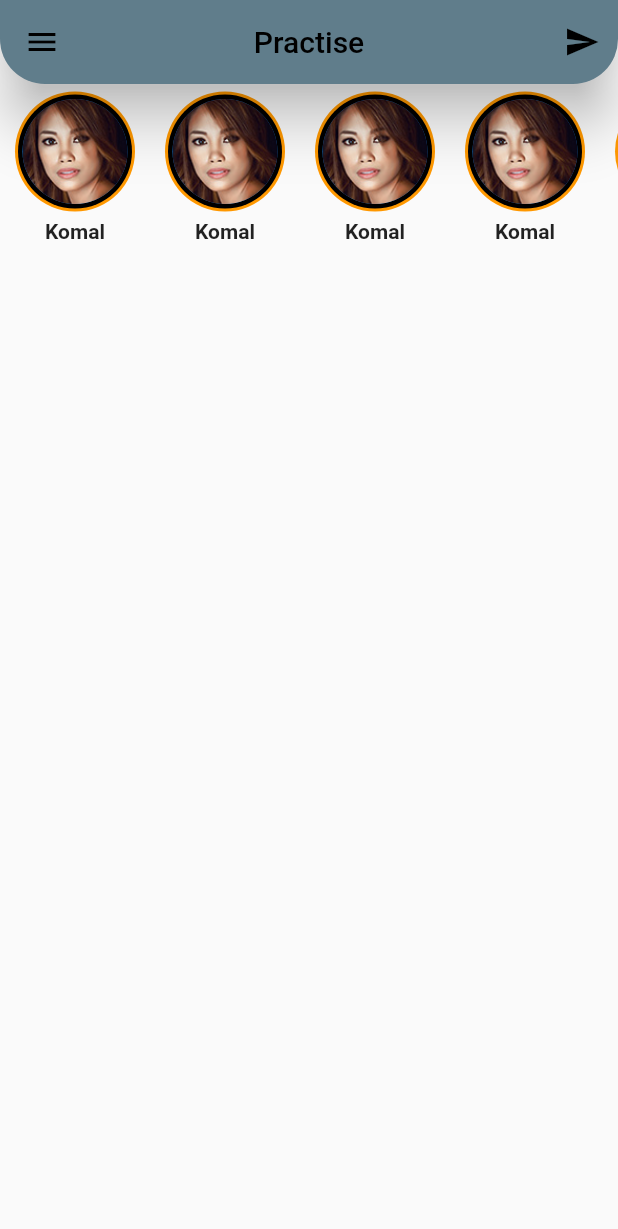
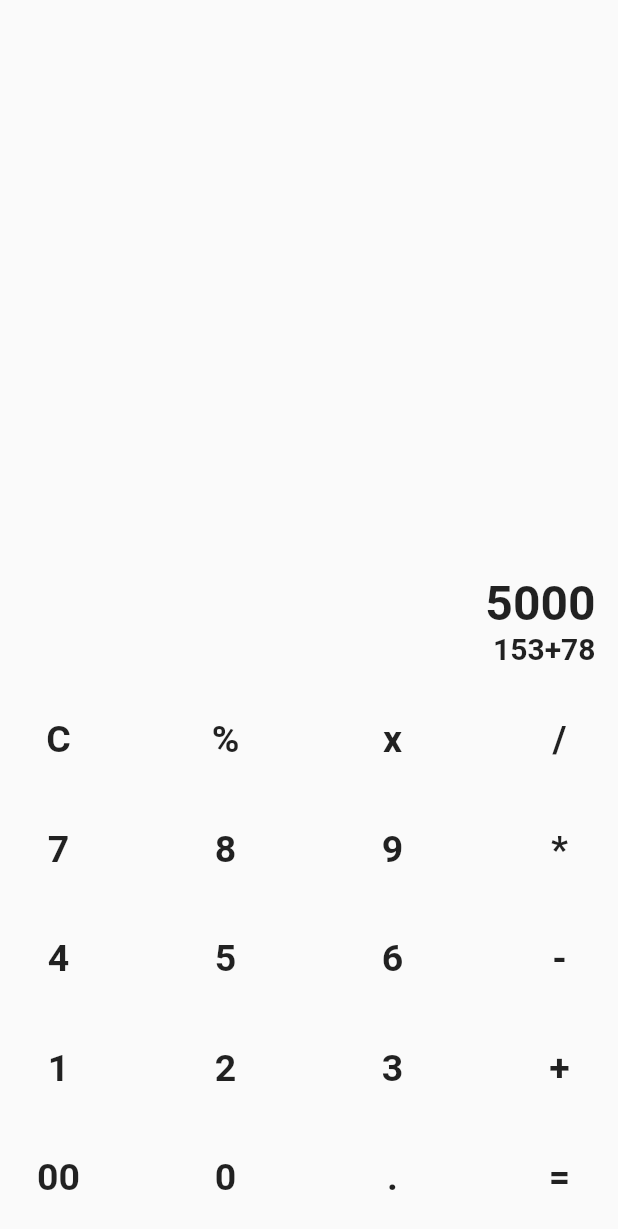
Before and after one commit to abdulrehman192/basics, a Flutter app: the screen it shows after launch, on a phone screen of 412 x 824 dp. Shown: the top 1229 px of the screen. Run offline on Flutter 3.47's test engine with Material 2 defaults, Android fonts, the phone set to English and light mode, and no system bars.

Commit message:
calculator

```diff
--- /dev/null
+++ b/lib/calculator.dart
@@ -0,0 +1,98 @@
+
+import 'package:flutter/material.dart';
+
+class Calculator extends StatefulWidget {
+  const Calculator({Key? key}) : super(key: key);
+
+  @override
+  _CalculatorState createState() => _CalculatorState();
+}
+
+class _CalculatorState extends State<Calculator> {
+  @override
+  Widget build(BuildContext context) {
+    return Scaffold(
+      body: Padding(
+        padding: const EdgeInsets.all(15.0),
+        child: Column(
+          mainAxisAlignment: MainAxisAlignment.end,
+          children: <Widget>[
+            Container(
+              alignment: Alignment.centerRight,
+              child: Text('5000', style: TextStyle(
+                fontSize: 32,
+                fontWeight: FontWeight.bold
+              ),),
+            ),
+            Container(
+              alignment: Alignment.centerRight,
+              child: Text('153+78', style: TextStyle(
+                  fontSize: 20,
+                  fontWeight: FontWeight.bold
+              ),),
+            ),
+            SizedBox(height: 25,),
+            Row(
+              mainAxisAlignment: MainAxisAlignment.spaceBetween,
+              children: <Widget>[
+                calcButton(buttonText: 'C'),
+                calcButton(buttonText: '%'),
+                calcButton(buttonText: 'x'),
+                calcButton(buttonText: '/'),
+              ],
+            ),
+            SizedBox(height: 25,),
+            Row(
+              mainAxisAlignment: MainAxisAlignment.spaceBetween,
+              children: <Widget>[
+                calcButton(buttonText: '7'),
+                calcButton(buttonText: '8'),
+                calcButton(buttonText: '9'),
+                calcButton(buttonText: '*'),
+              ],
+            ),
+            SizedBox(height: 25,),
+            Row(
+              mainAxisAlignment: MainAxisAlignment.spaceBetween,
+              children: <Widget>[
+                calcButton(buttonText: '4'),
+                calcButton(buttonText: '5'),
+                calcButton(buttonText: '6'),
+                calcButton(buttonText: '-'),
+              ],
+            ),
+            SizedBox(height: 25,),
+            Row(
+              mainAxisAlignment: MainAxisAlignment.spaceBetween,
+              children: <Widget>[
+                calcButton(buttonText: '1'),
+                calcButton(buttonText: '2'),
+                calcButton(buttonText: '3'),
+                calcButton(buttonText: '+'),
+              ],
+            ),
+            SizedBox(height: 25,),
+            Row(
+              mainAxisAlignment: MainAxisAlignment.spaceBetween,
+              children: <Widget>[
+                calcButton(buttonText: '00'),
+                calcButton(buttonText: '0'),
+                calcButton(buttonText: '.'),
+                calcButton(buttonText: '='),
+              ],
+            ),
+          ],
+        ),
+      ),
+    );
+  }
+  Widget calcButton({String? buttonText})
+  {
+    return IconButton(
+        onPressed: (){},
+        icon: Text('$buttonText',
+        style: TextStyle(fontSize: 25, fontWeight: FontWeight.bold),
+        )
+    );
+  }
+}
--- a/lib/main.dart
+++ b/lib/main.dart
@@ -1,3 +1,4 @@
+import 'package:basics/calculator.dart';
 import 'package:basics/callscreen.dart';
 import 'package:basics/home.dart';
 import 'package:basics/practise.dart';
@@ -7,7 +8,7 @@ import 'package:basics/webpage.dart';
 import 'package:flutter/material.dart';
 
 void main() {
-  runApp(new MaterialApp(home: Practise(),
+  runApp(new MaterialApp(home: Calculator(),
   debugShowCheckedModeBanner: false,
   ));
 }
```
